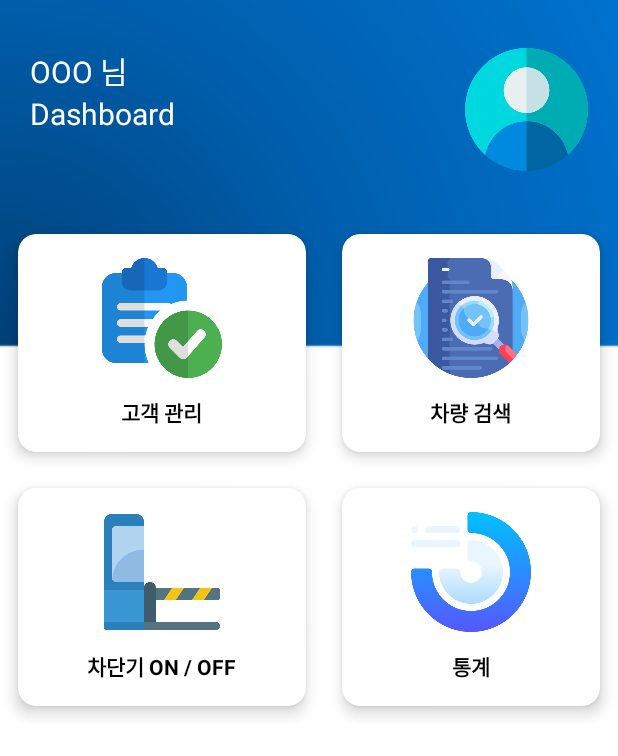
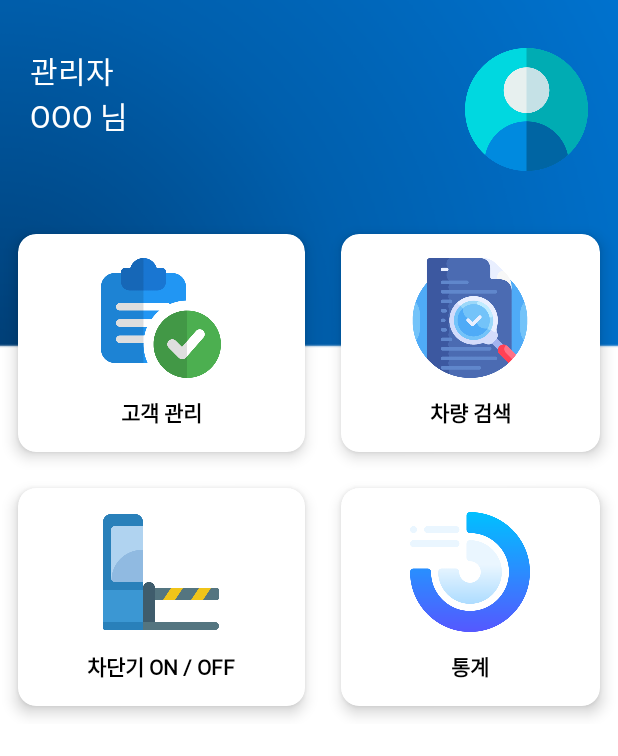
Before and after one commit to wnsdn2186/PMS-Parking-Management-System-, an Android app: the MainActivity screen opened directly, with no data from a screen before it, on a phone screen of 412 x 824 dp. Shown: the top 756 px of the screen. Run offline under Robolectric (Android 15) with nearby library versions, the phone set to English and light mode, and no system bars.

Commit message:
#4 commit

```diff
--- a/app/src/main/res/layout/activity_main.xml
+++ b/app/src/main/res/layout/activity_main.xml
@@ -5,85 +5,88 @@
     android:layout_width="fill_parent"
     android:layout_height="fill_parent"
     android:layout_gravity="center"
+    android:background="@drawable/background2"
     android:gravity="center"
-    android:orientation="vertical"
-    android:background="@drawable/background2">
+    android:orientation="vertical">
 
     <LinearLayout
-        android:orientation="vertical"
         android:layout_width="match_parent"
-        android:layout_height="match_parent">
+        android:layout_height="match_parent"
+        android:orientation="vertical">
 
         <RelativeLayout
-            android:layout_marginTop="32dp"
             android:layout_width="match_parent"
             android:layout_height="wrap_content"
             android:layout_marginLeft="20dp"
+            android:layout_marginTop="32dp"
             android:layout_marginRight="20dp">
+
+            <TextView
+                android:id="@+id/txtdashboard"
+                android:layout_width="wrap_content"
+                android:layout_height="wrap_content"
+                android:text="관리자"
+                android:textColor="#FFF"
+                android:textSize="20dp"
+                android:fontFamily="@font/bmhanna_11yrs_ttf"/>
 
             <TextView
                 android:id="@+id/name"
                 android:layout_width="wrap_content"
                 android:layout_height="wrap_content"
+                android:layout_below="@+id/txtdashboard"
                 android:text="OOO 님"
                 android:textColor="#FFF"
-                android:textSize="20dp" />
-
-            <TextView
-                android:id="@+id/txtdashboard"
-                android:layout_width="wrap_content"
-                android:layout_height="wrap_content"
                 android:textSize="20dp"
-                android:textColor="#FFF"
-                android:text="Dashboard"
-                android:layout_below="@+id/name"/>
+                android:fontFamily="@font/bmhanna_11yrs_ttf"></TextView>
 
             <ImageView
                 android:layout_width="82dp"
                 android:layout_height="82dp"
-                android:src="@drawable/user"
-                android:layout_alignParentRight="true"/>
+                android:layout_alignParentRight="true"
+                android:src="@drawable/user" />
 
         </RelativeLayout>
 
         <GridLayout
             android:layout_width="match_parent"
             android:layout_height="wrap_content"
-            android:rowCount="2"
+            android:layout_marginTop="30dp"
+            android:alignmentMode="alignMargins"
             android:columnCount="2"
-            android:layout_marginTop="30dp"
             android:columnOrderPreserved="false"
-            android:alignmentMode="alignMargins">
+            android:rowCount="2">
 
             <androidx.cardview.widget.CardView
                 android:id="@+id/register_card"
                 android:layout_width="wrap_content"
                 android:layout_height="wrap_content"
+                android:layout_rowWeight="1"
                 android:layout_columnWeight="1"
-                android:layout_rowWeight="1"
-                app:cardElevation="6dp"
+                android:layout_margin="12dp"
                 app:cardCornerRadius="12dp"
-                android:layout_margin="12dp">
+                app:cardElevation="6dp">
 
                 <LinearLayout
                     android:layout_width="match_parent"
                     android:layout_height="match_parent"
+                    android:gravity="center"
                     android:orientation="vertical"
-                    android:padding="16dp"
-                    android:gravity="center">
+                    android:padding="16dp">
 
                     <ImageView
                         android:layout_width="80dp"
                         android:layout_height="80dp"
-                        android:src="@drawable/register"/>
+                        android:src="@drawable/register" />
 
                     <TextView
                         android:layout_width="wrap_content"
                         android:layout_height="wrap_content"
                         android:layout_marginTop="12dp"
+                        android:text="고객 관리"
                         android:textColor="@color/black"
                         android:textStyle="bold"
-                        android:text="고객 관리"/>
+                        android:fontFamily="@font/bmhanna_11yrs_ttf"/>
 
                 </LinearLayout>
 
@@ -93,31 +96,32 @@
                 android:id="@+id/search_card"
                 android:layout_width="wrap_content"
                 android:layout_height="wrap_content"
+                android:layout_rowWeight="1"
                 android:layout_columnWeight="1"
-                android:layout_rowWeight="1"
-                app:cardElevation="6dp"
+                android:layout_margin="12dp"
                 app:cardCornerRadius="12dp"
-                android:layout_margin="12dp">
+                app:cardElevation="6dp">
 
                 <LinearLayout
                     android:layout_width="match_parent"
                     android:layout_height="match_parent"
+                    android:gravity="center"
                     android:orientation="vertical"
-                    android:padding="16dp"
-                    android:gravity="center">
+                    android:padding="16dp">
 
                     <ImageView
                         android:layout_width="80dp"
                         android:layout_height="80dp"
-                        android:src="@drawable/search"/>
+                        android:src="@drawable/search" />
 
                     <TextView
                         android:layout_width="wrap_content"
                         android:layout_height="wrap_content"
                         android:layout_marginTop="12dp"
+                        android:text="차량 검색"
                         android:textColor="@color/black"
                         android:textStyle="bold"
-                        android:text="차량 검색"/>
+                        android:fontFamily="@font/bmhanna_11yrs_ttf"/>
 
                 </LinearLayout>
 
@@ -127,31 +131,32 @@
                 android:id="@+id/barrier_card"
                 android:layout_width="wrap_content"
                 android:layout_height="wrap_content"
+                android:layout_rowWeight="1"
                 android:layout_columnWeight="1"
-                android:layout_rowWeight="1"
-                app:cardElevation="6dp"
+                android:layout_margin="12dp"
                 app:cardCornerRadius="12dp"
-                android:layout_margin="12dp">
+                app:cardElevation="6dp">
 
                 <LinearLayout
                     android:layout_width="match_parent"
                     android:layout_height="match_parent"
+                    android:gravity="center"
                     android:orientation="vertical"
-                    android:padding="16dp"
-                    android:gravity="center">
+                    android:padding="16dp">
 
                     <ImageView
                         android:layout_width="80dp"
                         android:layout_height="80dp"
-                        android:src="@drawable/barrier"/>
+                        android:src="@drawable/barrier" />
 
                     <TextView
                         android:layout_width="wrap_content"
                         android:layout_height="wrap_content"
                         android:layout_marginTop="12dp"
+                        android:text="차단기 ON / OFF"
                         android:textColor="@color/black"
                         android:textStyle="bold"
-                        android:text="차단기 ON / OFF"/>
+                        android:fontFamily="@font/bmhanna_11yrs_ttf"/>
 
                 </LinearLayout>
 
@@ -161,31 +166,32 @@
                 android:id="@+id/analytics_card"
                 android:layout_width="wrap_content"
                 android:layout_height="wrap_content"
+                android:layout_rowWeight="1"
                 android:layout_columnWeight="1"
-                android:layout_rowWeight="1"
-                app:cardElevation="6dp"
+                android:layout_margin="12dp"
                 app:cardCornerRadius="12dp"
-                android:layout_margin="12dp">
+                app:cardElevation="6dp">
 
                 <LinearLayout
                     android:layout_width="match_parent"
                     android:layout_height="match_parent"
+                    android:gravity="center"
                     android:orientation="vertical"
-                    android:padding="16dp"
-                    android:gravity="center">
+                    android:padding="16dp">
 
                     <ImageView
                         android:layout_width="80dp"
                         android:layout_height="80dp"
-                        android:src="@drawable/analytics"/>
+                        android:src="@drawable/analytics" />
 
                     <TextView
                         android:layout_width="wrap_content"
                         android:layout_height="wrap_content"
                         android:layout_marginTop="12dp"
+                        android:text="통계"
                         android:textColor="@color/black"
                         android:textStyle="bold"
-                        android:text="통계"/>
+                        android:fontFamily="@font/bmhanna_11yrs_ttf"/>
 
                 </LinearLayout>
 
--- a/app/src/main/res/layout/activity_main_backup.xml
+++ b/app/src/main/res/layout/activity_main_backup.xml
@@ -23,6 +23,7 @@
             android:layout_weight="1"
             android:text="차량등록"
             android:textColor="@color/black"
+            android:fontFamily="@font/bmhanna_11yrs_ttf"
             android:id="@+id/CarRegister">
         </Button>
 
@@ -32,6 +33,7 @@
             android:layout_weight="1"
             android:text="차량검색"
             android:textColor="@color/black"
+            android:fontFamily="@font/bmhanna_11yrs_ttf"
             android:id="@+id/CarSearch">
         </Button>
     </LinearLayout>
@@ -50,6 +52,7 @@
             android:layout_weight="1"
             android:text="차단기ON/OFF"
             android:textColor="@color/black"
+            android:fontFamily="@font/bmhanna_11yrs_ttf"
             android:id="@+id/Barrier">
         </Button>
 
@@ -59,6 +62,7 @@
             android:layout_weight="1"
             android:text="통계"
             android:textColor="@color/black"
+            android:fontFamily="@font/bmhanna_11yrs_ttf"
             android:id="@+id/Statistics">
         </Button>
 
--- a/app/src/main/res/layout/activity_manage_customer.xml
+++ b/app/src/main/res/layout/activity_manage_customer.xml
@@ -31,6 +31,7 @@
                     android:textColor="#FFF"
                     android:textSize="23dp"
                     android:textAlignment="center"
+                    android:fontFamily="@font/bmhanna_11yrs_ttf"
                     android:textStyle="bold"/>
 
                 <LinearLayout
@@ -55,7 +56,8 @@
                         android:paddingStart="15dp"
                         android:textColor="@color/black"
                         android:textSize="16dp"
-                        android:importantForAutofill="no"/>
+                        android:importantForAutofill="no"
+                        android:fontFamily="@font/bmhanna_11yrs_ttf"/>
 
                     <ImageView
                         android:id="@+id/search_btn"
--- a/app/src/main/res/values/themes.xml
+++ b/app/src/main/res/values/themes.xml
@@ -10,7 +10,7 @@
         <item name="colorSecondaryVariant">@color/teal_700</item>
         <item name="colorOnSecondary">@color/white</item>
         <!-- Status bar color. -->
-        <item name="android:statusBarColor" tools:targetApi="l">?attr/colorPrimaryVariant</item>
+        <item name="android:statusBarColor" tools:targetApi="l">?attr/colorPrimary</item>
         <!-- Customize your theme here. -->
         <item name="windowActionBar">false</item>
         <item name="windowNoTitle">true</item>
```
Also changed, not shown: app/src/main/res/layout/activity_customer_register.xml (+15 -11 lines), app/src/main/res/layout/activity_register_car.xml (+10 -5 lines), app/src/main/res/layout/activity_register_name.xml (+8 -4 lines), app/src/main/res/layout/activity_register_phone.xml (+6 -1 lines), app/src/main/res/layout/activity_register_submit.xml (+7 -0 lines), app/src/main/res/layout/activity_splashscreen.xml (+12 -18 lines), app/src/main/res/menu/toolbar_menu.xml (+6 -3 lines).
